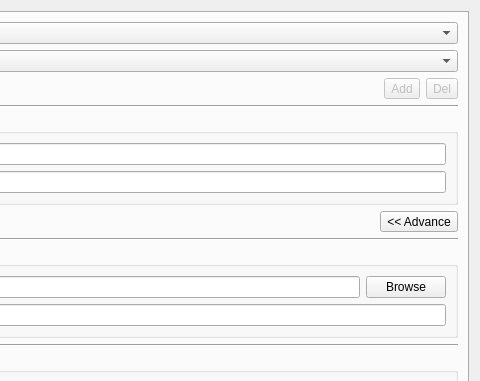
mk4me/hm-mde-one, file trunk/src/edr/src/plugins/hmdbCommunication/ui/SourceOptionsWidget.ui: the form before one commit; both pictures show x 169 to 649 and y 0 to 381 of the 649 by 959 pixel window.
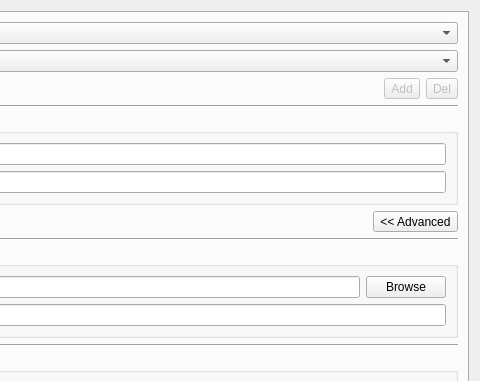
The form after the commit.

```diff
--- a/trunk/src/edr/src/plugins/hmdbCommunication/ui/SourceOptionsWidget.ui
+++ b/trunk/src/edr/src/plugins/hmdbCommunication/ui/SourceOptionsWidget.ui
@@ -169,7 +169,7 @@
          <item>
           <widget class="QToolButton" name="advanceToolButton">
            <property name="text">
-            <string>&lt;&lt; Advance</string>
+            <string>&lt;&lt; Advanced</string>
            </property>
            <property name="checkable">
             <bool>true</bool>
```
